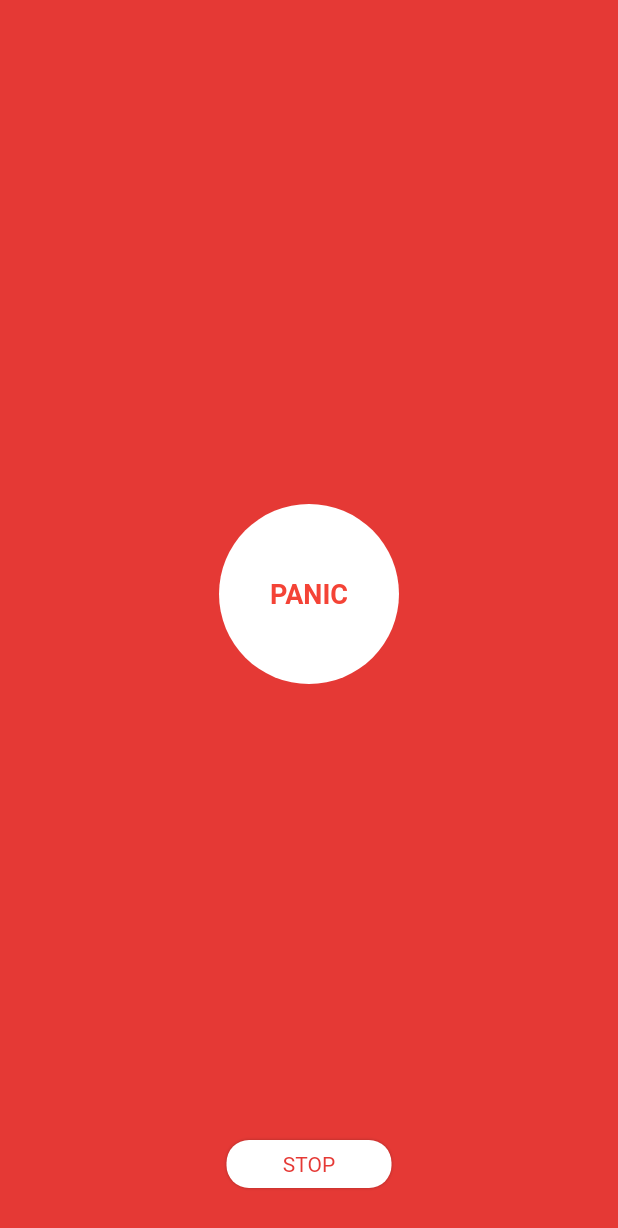
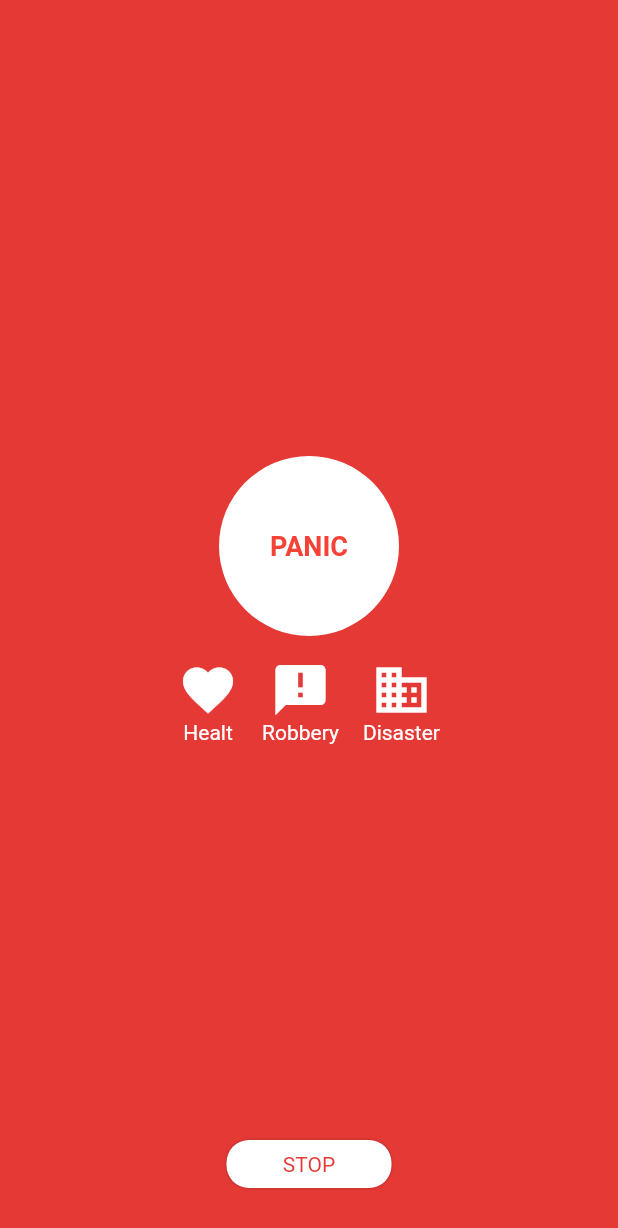
Before and after one commit to pedromassango/flutter_famguard, a Flutter app: the PanicPage screen opened by its route, on a phone screen of 412 x 824 dp. Shown: the top 1228 px of the screen. Run offline on Flutter 3.47's test engine with Material 2 defaults, Android fonts, the phone set to English and light mode, and no system bars; network calls fail.

Commit message:
Panic page almost done

```diff
--- a/lib/ui/pages/panic_page.dart
+++ b/lib/ui/pages/panic_page.dart
@@ -37,13 +37,52 @@ class PanicPage extends StatelessWidget {
         ),
         child: Stack(
           children: <Widget>[
-            Align(
-              alignment: Alignment.center,
-              child: Hero(
-                tag: 'panic',
-                child: PanicButton(backgroundColor: Colors.white,),
+            Center(
+              child: Column(
+                crossAxisAlignment: CrossAxisAlignment.center,
+                mainAxisAlignment: MainAxisAlignment.center,
+                children: <Widget>[
+                  Hero(
+                      tag: 'panic',
+                      child: PanicButton(backgroundColor: Colors.white,),
+                    ),
+
+                  Padding(
+                    padding: const EdgeInsets.only(top: 8),
+                    child: Row(
+                      mainAxisAlignment: MainAxisAlignment.center,
+                      children: <Widget>[
+                        Column(
+                          children: <Widget>[
+                            Icon(Icons.favorite, size: 40,color: Colors.white,),
+                            Text('Healt',
+                              textAlign: TextAlign.center,
+                              style: TextStyle(color: Colors.white),
+                            )
+                          ],
+                        ),
+                        Padding(
+                          padding: const EdgeInsets.only(left: 16, right: 16),
+                          child: Column(
+                            children: <Widget>[
+                              Icon(Icons.announcement, size: 40,color: Colors.white,),
+                              Text('Robbery', style: TextStyle(color: Colors.white),)
+                            ],
+                          ),
+                        ),
+                        Column(
+                          children: <Widget>[
+                            Icon(Icons.business, size: 40,color: Colors.white,),
+                            Text('Disaster', style: TextStyle(color: Colors.white),)
+                          ],
+                        ),
+                      ],
+                    ),
+                  )
+                ],
               ),
             ),
+
             Align(
               alignment: Alignment.bottomCenter,
               child: buildStopButton(),
```
